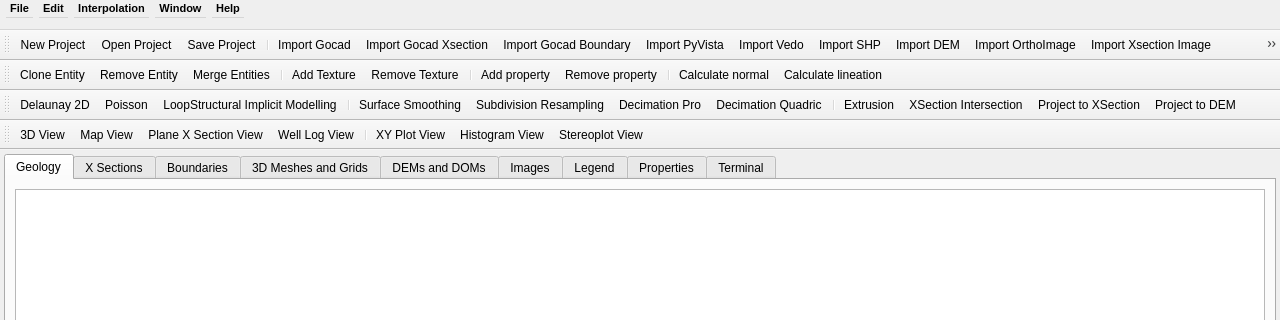
Before: the Qt Designer form gui/project_window.ui in gecos-lab/PZero, drawn with Qt 5; both pictures show x 0 to 1280 and y 0 to 320 of the 1280 by 800 pixel window.
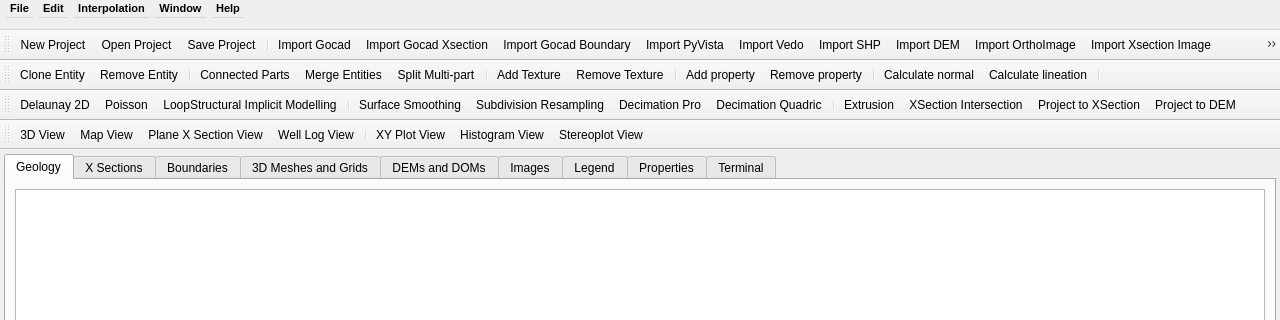
After: the same form once the commit is applied.

Commit message: calculate connected parts OK

The edit to the form file:
```diff
--- a/gui/project_window.ui
+++ b/gui/project_window.ui
@@ -693,7 +693,10 @@
    </attribute>
    <addaction name="actionEditEntityClone"/>
    <addaction name="actionEditEntityRemove"/>
+   <addaction name="separator"/>
+   <addaction name="actionConnectedParts"/>
    <addaction name="actionMergeEntities"/>
+   <addaction name="actionSplitMultipart"/>
    <addaction name="separator"/>
    <addaction name="actionEditTextureAdd"/>
    <addaction name="actionEditTextureRemove"/>
@@ -703,6 +706,7 @@
    <addaction name="separator"/>
    <addaction name="actionCalculateNormal"/>
    <addaction name="actionCalculateLineation"/>
+   <addaction name="separator"/>
   </widget>
   <widget class="QToolBar" name="toolBarInterpolation">
    <property name="sizePolicy">
@@ -1030,6 +1034,16 @@
     <string>Import Xsection Image</string>
    </property>
   </action>
+  <action name="actionConnectedParts">
+   <property name="text">
+    <string>Connected Parts</string>
+   </property>
+  </action>
+  <action name="actionSplitMultipart">
+   <property name="text">
+    <string>Split Multi-part</string>
+   </property>
+  </action>
  </widget>
  <resources/>
  <connections/>
```
Left out of the diff: 3 changed lines with no effect on the pictures. The commit also changes 5 other files.
